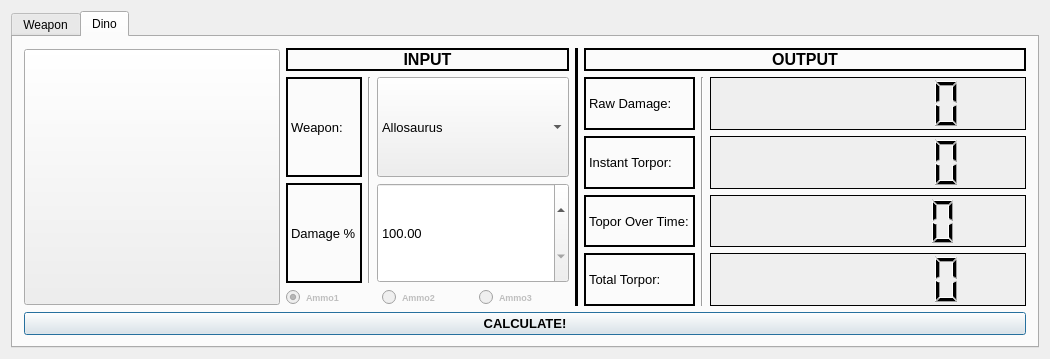
The window that mainwindow.ui (mattearly/ARK-Survial-Evolved-damage-calculator) describes before a commit, drawn with Qt 5.
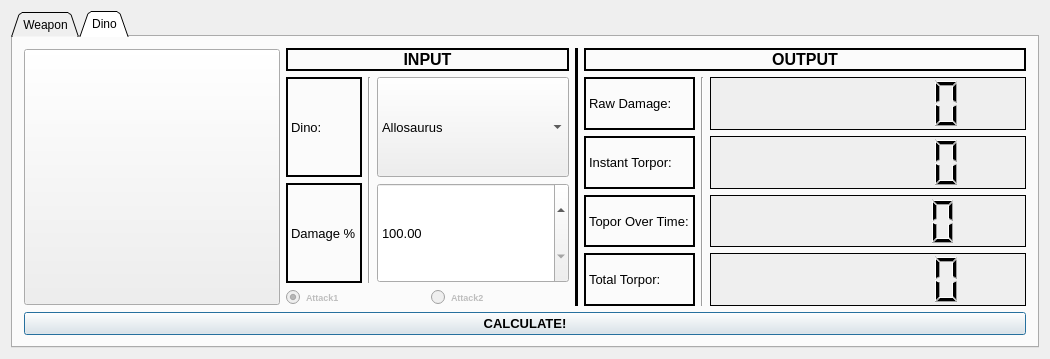
The same window after the commit. The open tabs and pages were chosen to show the change.

Commit message: added dino damage tab

```diff
--- a/mainwindow.ui
+++ b/mainwindow.ui
@@ -29,8 +29,20 @@
    <layout class="QVBoxLayout" name="verticalLayout_7">
     <item>
      <widget class="QTabWidget" name="tabWidget_damage">
+      <property name="tabPosition">
+       <enum>QTabWidget::North</enum>
+      </property>
+      <property name="tabShape">
+       <enum>QTabWidget::Triangular</enum>
+      </property>
       <property name="currentIndex">
-       <number>1</number>
+       <number>0</number>
+      </property>
+      <property name="elideMode">
+       <enum>Qt::ElideNone</enum>
+      </property>
+      <property name="usesScrollButtons">
+       <bool>true</bool>
       </property>
       <widget class="QWidget" name="tab">
        <attribute name="title">
@@ -849,7 +861,7 @@
                      <number>2</number>
                     </property>
                     <property name="text">
-                     <string>Weapon: </string>
+                     <string>Dino:</string>
                     </property>
                    </widget>
                   </item>
@@ -1231,7 +1243,7 @@
                    </font>
                   </property>
                   <property name="text">
-                   <string>Ammo1</string>
+                   <string>Attack1</string>
                   </property>
                   <property name="shortcut">
                    <string>1</string>
@@ -1254,7 +1266,7 @@
                    </font>
                   </property>
                   <property name="text">
-                   <string>Ammo2</string>
+                   <string>Attack2</string>
                   </property>
                   <property name="shortcut">
                    <string>2</string>
@@ -1264,29 +1276,6 @@
                   </property>
                  </widget>
                 </item>
-                <item>
-                 <widget class="QRadioButton" name="radioButton_ammo3_2">
-                  <property name="enabled">
-                   <bool>false</bool>
-                  </property>
-                  <property name="font">
-                   <font>
-                    <pointsize>7</pointsize>
-                    <weight>75</weight>
-                    <bold>true</bold>
-                   </font>
-                  </property>
-                  <property name="text">
-                   <string>Ammo3</string>
-                  </property>
-                  <property name="shortcut">
-                   <string>3</string>
-                  </property>
-                  <property name="checked">
-                   <bool>false</bool>
-                  </property>
-                 </widget>
-                </item>
                </layout>
               </item>
              </layout>
```
Left out of the diff: 7 changed lines with no effect on the pictures. The commit also changes 12 other files.
